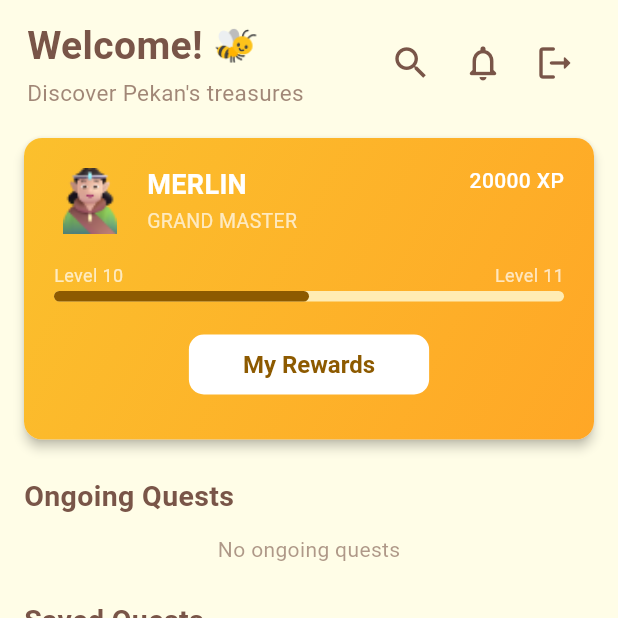
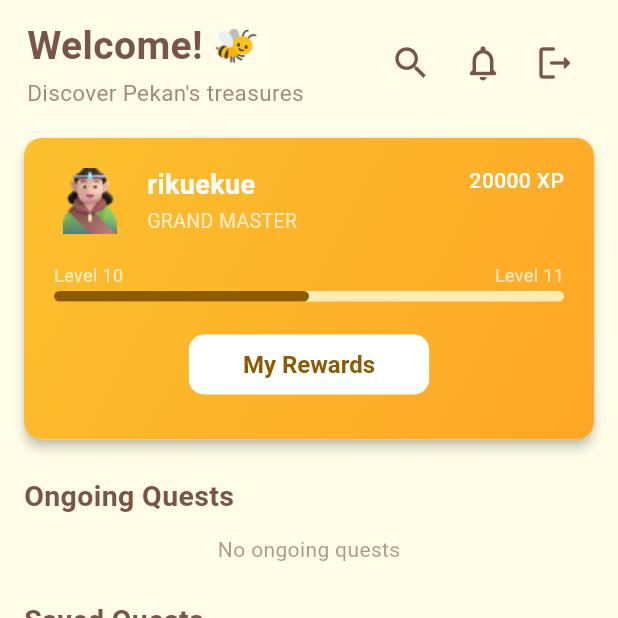
Before and after one commit to Rikue29/honeybee, a Flutter app: the screen it shows once a user with an empty profile is signed in, on a phone screen of 412 x 824 dp, the top half of it. Run offline on Flutter 3.47's test engine with Material 3 defaults, Android fonts, the phone set to English and light mode, and no system bars; our stand-ins replace flutter_dotenv, geolocator, image_picker, share_plus, supabase_flutter, video_player; missing offline and left inert: mapbox_maps_flutter; accounts and stored records are empty; Roboto replaces fonts that are missing (Poppins).

Commit message:
minor change

```diff
--- a/frontend/lib/features/home/presentation/screens/home_screen.dart
+++ b/frontend/lib/features/home/presentation/screens/home_screen.dart
@@ -63,7 +63,7 @@
 
   // Dummy Data for the new UI - this remains
   final UserProfile _user = UserProfile(
-    username: 'MERLIN',
+    username: 'rikuekue',
     avatarUrl: 'assets/images/user_merlin_avatar.png',
     title: 'GRAND MASTER',
     currentXp: 20000,
```
